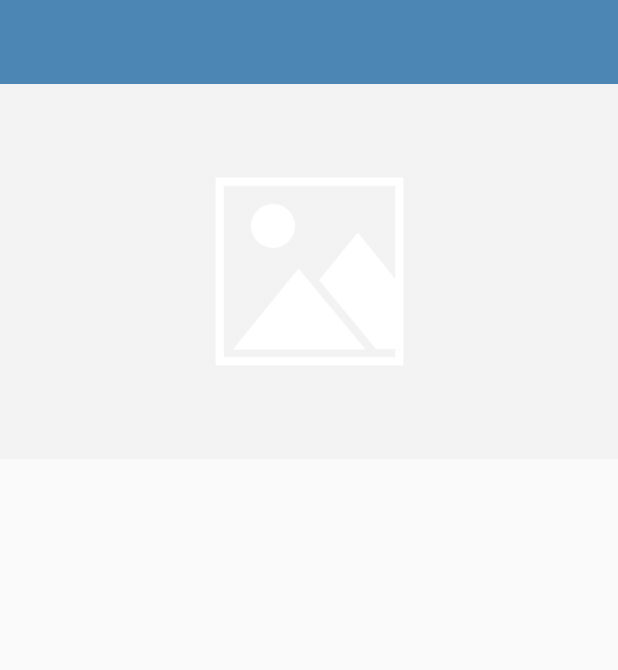
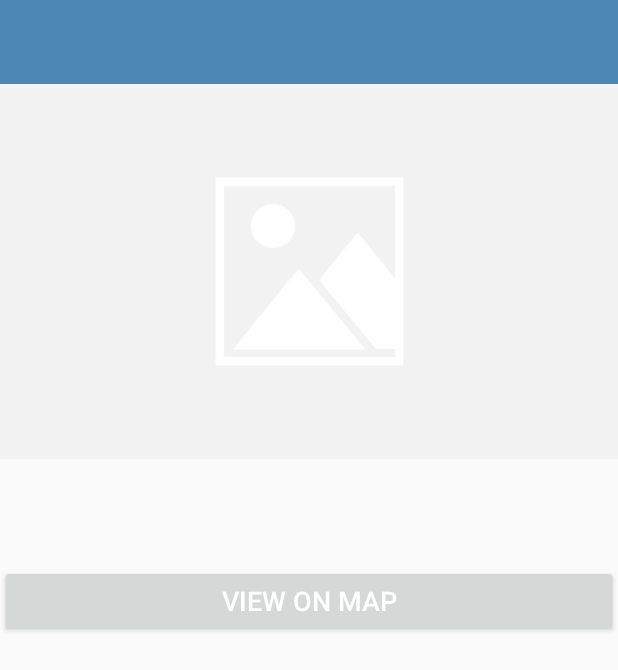
Before and after one commit to waitwhoismadi/happyplacesduh, an Android app: the HappyPlaceDetailActivity screen opened directly, with no data from a screen before it, on a phone screen of 412 x 824 dp. Shown: the top 670 px of the screen. Run offline under Robolectric (Android 15) with nearby library versions, the phone set to English and light mode, and no system bars; pictures from the network do not load.

Commit message:
Implement View On Map Button

```diff
--- a/app/build.gradle
+++ b/app/build.gradle
@@ -45,6 +45,7 @@ dependencies {
     // START
     // This is for place picker
     implementation 'com.google.android.libraries.places:places:2.1.0'
+    implementation 'com.google.android.gms:play-services-maps:17.0.0'
     // END
 
     testImplementation 'junit:junit:4.13'
--- a/app/src/main/java/com/happyplaces/activities/HappyPlaceDetailActivity.kt
+++ b/app/src/main/java/com/happyplaces/activities/HappyPlaceDetailActivity.kt
@@ -1,5 +1,6 @@
 package com.happyplaces.activities
 
+import android.content.Intent
 import android.net.Uri
 import android.os.Bundle
 import androidx.appcompat.app.AppCompatActivity
@@ -40,5 +41,11 @@ class HappyPlaceDetailActivity : AppCompatActivity() {
             tv_description.text = happyPlaceDetailModel.description
             tv_location.text = happyPlaceDetailModel.location
         }
+
+        btn_view_on_map.setOnClickListener {
+            val intent = Intent(this@HappyPlaceDetailActivity, MapActivity::class.java)
+            intent.putExtra(MainActivity.EXTRA_PLACE_DETAILS, happyPlaceDetailModel)
+            startActivity(intent)
+        }
     }
 }
--- a/app/src/main/res/layout/activity_happy_place_detail.xml
+++ b/app/src/main/res/layout/activity_happy_place_detail.xml
@@ -70,6 +70,28 @@
                 app:layout_constraintStart_toStartOf="parent"
                 app:layout_constraintTop_toBottomOf="@+id/tv_description"
                 tools:text="Location" />
+
+            <Button
+                android:id="@+id/btn_view_on_map"
+                android:layout_width="match_parent"
+                android:layout_height="wrap_content"
+                android:layout_gravity="center"
+                android:gravity="center"
+                android:paddingTop="8dp"
+                android:paddingBottom="8dp"
+                android:text="@string/btn_text_view_on_map"
+                android:textColor="@color/white_color"
+                android:textSize="18sp"
+                app:layout_constraintEnd_toEndOf="parent"
+                app:layout_constraintHorizontal_bias="0.0"
+                app:layout_constraintStart_toStartOf="parent"
+                tools:ignore="MissingConstraints"
+                tools:layout_editor_absoluteY="362dp"
+                app:layout_constraintTop_toBottomOf="@id/tv_location"/>
+
+
+
         </androidx.constraintlayout.widget.ConstraintLayout>
+
     </ScrollView>
 </androidx.constraintlayout.widget.ConstraintLayout>
--- a/app/src/main/res/values/dimens.xml
+++ b/app/src/main/res/values/dimens.xml
@@ -35,4 +35,9 @@
     <dimen name="detail_screen_location_marginStartEnd">8dp</dimen>
     <dimen name="detail_screen_location_marginTop">16dp</dimen>
     <dimen name="detail_screen_location_text_size">18sp</dimen>
+
+    <dimen name="detail_screen_btn_view_on_map_marginStartEnd">8dp</dimen>
+    <dimen name="detail_screen_btn_view_on_map_marginTop">16dp</dimen>
+    <dimen name="detail_screen_btn_view_on_map_PaddingTopBottom">8dp</dimen>
+    <dimen name="detail_screen_btn_view_on_map_text_size">18sp</dimen>
 </resources>
--- a/app/src/main/res/values/strings.xml
+++ b/app/src/main/res/values/strings.xml
@@ -13,4 +13,6 @@
 
     <string name="note_text_no_happy_places_found_yet_kindly_add_one">No Happy Places Found Yet. Kindly add one.</string>
     <string name="image_content_description">image</string>
+
+    <string name="btn_text_view_on_map">VIEW ON MAP</string>
 </resources>
```
Also changed, not shown: app/src/debug/res/values/google_maps_api.xml (added, +24 -0 lines), app/src/main/AndroidManifest.xml (+25 -11 lines), app/src/main/java/com/happyplaces/MapsFragment.kt (added, +47 -0 lines), app/src/main/java/com/happyplaces/activities/MapActivity.kt (added, +44 -0 lines), app/src/main/res/layout/activity_map.xml (added, +31 -0 lines), app/src/main/res/layout/fragment_maps.xml (added, +8 -0 lines), app/src/main/res/layout/nav_header.xml (added, +8 -0 lines), app/src/main/res/menu/nav_drawer_menu.xml (added, +14 -0 lines), 1 other file.
